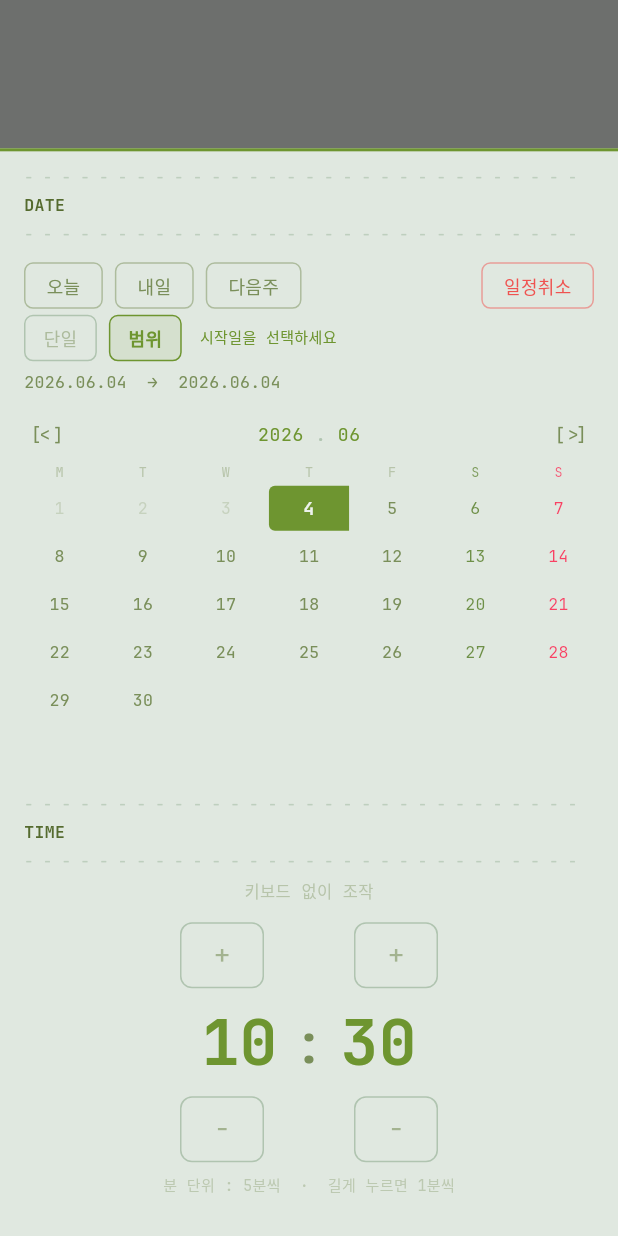
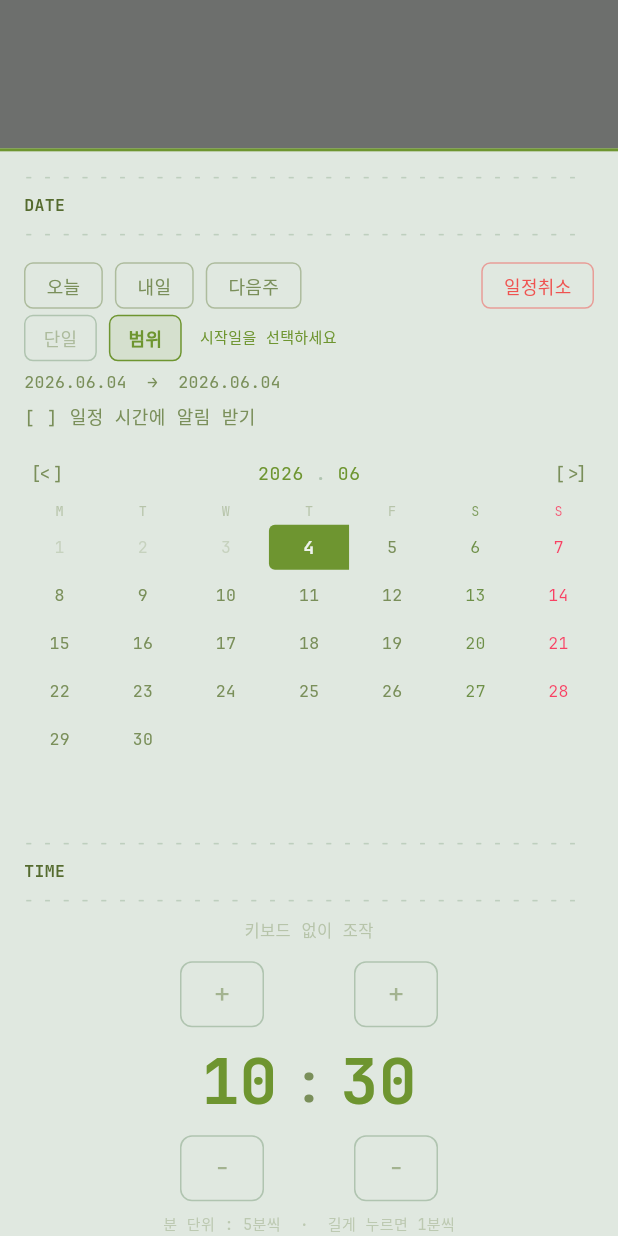
Before and after one commit to miziixx/jigoom, a Flutter app: what showScheduleSheet() shows on an empty page, opened directly with empty values, on a phone screen of 412 x 824 dp. Run offline on Flutter 3.47's test engine with Material 3 defaults, Android fonts, the phone set to English and light mode, and no system bars; our stand-ins replace file_picker, flutter_colorpicker, flutter_local_notifications, google_fonts, image_picker, share_plus and 2 more; missing offline and left inert: dart:html, home_widget, receive_sharing_intent; accounts and stored records are empty.

Commit message:
fix: improve backup input and today navigation
- schedule_sheet: add "notify at event time" checkbox (notifyForEvent)
- memo_tile/input_bar: sync reminderAt with scheduledAt when notifyForEvent toggled
- input_bar: fix keyboard dismiss when first tag badge appears (extraDelayed restore)
- input_bar: hide tag badges while focused; switch badge area to horizontal scroll Row
- today_screen: widen time column (38→64/72px) to prevent text overflow
- settings_screen: remove backup method dialog; always save to phone directly
- backup_service: rename file prefix to nemo_backup and include HHmmss timestamp
- calendar_view: pass scheduledAt/rangeEnd/repeatEnd fields through onAddMemo

Co-Authored-By: Claude Sonnet 4.6 <noreply@anthropic.com>

```diff
--- a/lib/services/backup_service.dart
+++ b/lib/services/backup_service.dart
@@ -21,7 +21,8 @@ class BackupService {
   static String _filename() {
     final now = DateTime.now();
     final d = '${now.year}-${now.month.toString().padLeft(2, '0')}-${now.day.toString().padLeft(2, '0')}';
-    return 'memo_backup_$d.json';
+    final t = '${now.hour.toString().padLeft(2, '0')}${now.minute.toString().padLeft(2, '0')}${now.second.toString().padLeft(2, '0')}';
+    return 'nemo_backup_${d}_$t.json';
   }
 
   // Share via system sheet (email, Drive, etc.)
--- a/lib/widgets/schedule_sheet.dart
+++ b/lib/widgets/schedule_sheet.dart
@@ -25,6 +25,7 @@ Future<void> showScheduleSheet(
   String repeatEndType = 'infinite',
   int repeatEndCount = 5,
   DateTime? repeatEndDate,
+  bool initialNotifyForEvent = false,
   required void Function(
     DateTime? dt,
     String repeat,
@@ -32,6 +33,7 @@ Future<void> showScheduleSheet(
     String repeatEndType,
     int repeatEndCount,
     DateTime? repeatEndDate,
+    bool notifyForEvent,
   ) onResult,
 }) {
   return showModalBottomSheet(
@@ -52,6 +54,7 @@ Future<void> showScheduleSheet(
         repeatEndType: repeatEndType,
         repeatEndCount: repeatEndCount,
         repeatEndDate: repeatEndDate,
+        initialNotifyForEvent: initialNotifyForEvent,
         onResult: onResult,
         scrollController: scrollCtrl,
       ),
@@ -84,6 +87,7 @@ class _ScheduleSheet extends StatefulWidget {
   final String repeatEndType;
   final int repeatEndCount;
   final DateTime? repeatEndDate;
+  final bool initialNotifyForEvent;
   final void Function(
     DateTime?,
     String,
@@ -91,6 +95,7 @@ class _ScheduleSheet extends StatefulWidget {
     String,
     int,
     DateTime?,
+    bool,
   ) onResult;
   final ScrollController? scrollController;
 
@@ -102,6 +107,7 @@ class _ScheduleSheet extends StatefulWidget {
     this.repeatEndType = 'infinite',
     this.repeatEndCount = 5,
     this.repeatEndDate,
+    this.initialNotifyForEvent = false,
     required this.onResult,
     this.scrollController,
   });
@@ -136,6 +142,9 @@ class _ScheduleSheetState extends State<_ScheduleSheet> {
   late _RepeatEndMode _repeatEndMode;
   late int _repeatEndCount;
   DateTime? _repeatEndDateVal;
+  bool? _notifyForEvent;
+
+  bool get _notifyForEventOn => _notifyForEvent ?? false;
 
   // Which state a calendar day-tap modifies
   _CalTarget _calTarget = _CalTarget.eventDate;
@@ -186,6 +195,8 @@ class _ScheduleSheetState extends State<_ScheduleSheet> {
     }
     _repeatEndCount  = widget.repeatEndCount;
     _repeatEndDateVal = widget.repeatEndDate;
+    _notifyForEvent = widget.mode == ScheduleSheetMode.event &&
+        widget.initialNotifyForEvent;
   }
 
   // ── Helpers ─────────────────────────────────────────────────
@@ -342,12 +353,13 @@ class _ScheduleSheetState extends State<_ScheduleSheet> {
       _repeatEndTypeString(),
       _repeatEndCount,
       _repeatEndMode == _RepeatEndMode.date ? _repeatEndDateVal : null,
+      widget.mode == ScheduleSheetMode.event && _notifyForEventOn,
     );
   }
 
   void _clear() {
     Navigator.pop(context);
-    widget.onResult(null, 'none', null, 'infinite', 5, null);
+    widget.onResult(null, 'none', null, 'infinite', 5, null, false);
   }
 
   // ── Build ───────────────────────────────────────────────────
@@ -473,6 +485,34 @@ class _ScheduleSheetState extends State<_ScheduleSheet> {
                   : '시작일  →  종료일',
               style: mono(color: kDim, fontSize: 11),
               overflow: TextOverflow.ellipsis,
+            ),
+          ),
+
+        if (widget.mode == ScheduleSheetMode.event)
+          Padding(
+            padding: const EdgeInsets.fromLTRB(16, 0, 16, 8),
+            child: GestureDetector(
+              behavior: HitTestBehavior.opaque,
+              onTap: () => setState(() => _notifyForEvent = !_notifyForEventOn),
+              child: Row(
+                children: [
+                  Text(
+                    _notifyForEventOn ? '[✓]' : '[ ]',
+                    style: mono(
+                      color: _notifyForEventOn ? kMint : kDim,
+                      fontSize: 12,
+                    ),
+                  ),
+                  const SizedBox(width: 8),
+                  Expanded(
+                    child: Text(
+                      '일정 시간에 알림 받기',
+                      style: mono(color: kDim, fontSize: 12),
+                      overflow: TextOverflow.ellipsis,
+                    ),
+                  ),
+                ],
+              ),
             ),
           ),
 
```
Also changed, not shown: lib/screens/settings_screen.dart (+2 -30 lines), lib/screens/today_screen.dart (+18 -6 lines), lib/widgets/calendar_view.dart (+18 -3 lines), lib/widgets/input_bar.dart (+114 -61 lines), lib/widgets/memo_tile.dart (+25 -4 lines).
